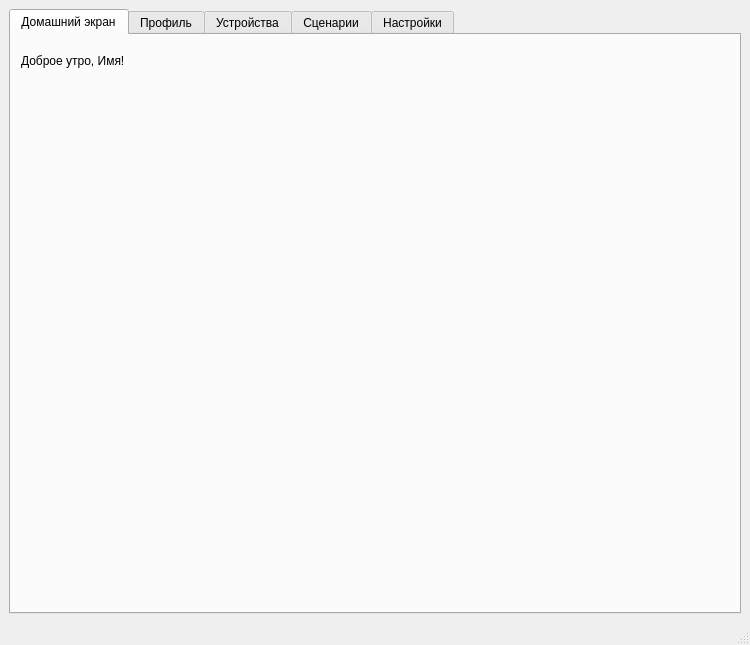
Qt form mainwindow.ui (MrFireDeN/SmartHome) before a commit.
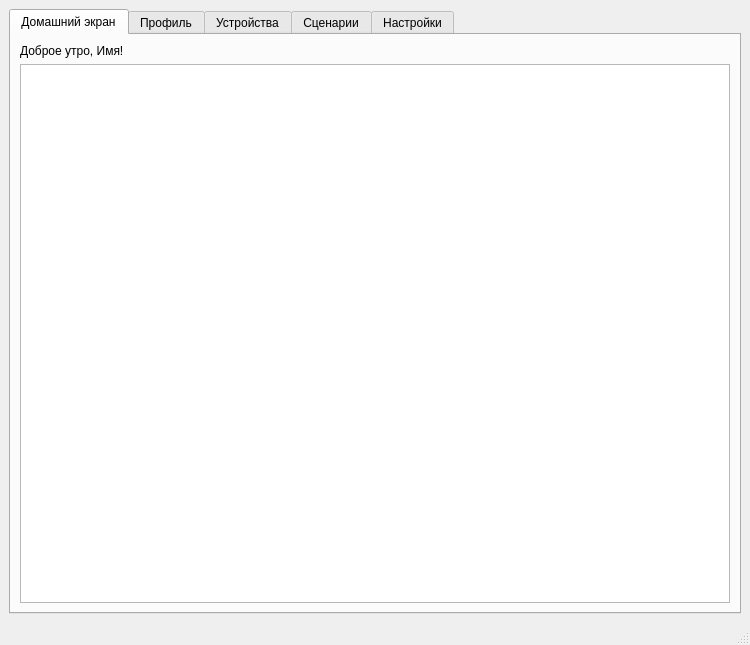
The same form after that commit. The open tabs and pages were chosen to show the change.

```diff
--- a/mainwindow.ui
+++ b/mainwindow.ui
@@ -14,8 +14,8 @@
    <string>Умный дом</string>
   </property>
   <widget class="QWidget" name="centralwidget">
-   <layout class="QGridLayout" name="gridLayout_3">
-    <item row="0" column="0">
+   <layout class="QVBoxLayout" name="verticalLayout_7">
+    <item>
      <widget class="QTabWidget" name="tabWidget">
       <property name="currentIndex">
        <number>3</number>
@@ -24,19 +24,18 @@
        <attribute name="title">
         <string>Домашний экран</string>
        </attribute>
+       <layout class="QVBoxLayout" name="verticalLayout_8">
+        <item>
        <widget class="QLabel" name="labelWelcome">
-        <property name="geometry">
-         <rect>
-          <x>10</x>
-          <y>10</y>
-          <width>181</width>
-          <height>31</height>
-         </rect>
-        </property>
         <property name="text">
          <string>Доброе утро, Имя!</string>
         </property>
        </widget>
+        </item>
+        <item>
+         <widget class="QTextBrowser" name="textBrowserWelcome"/>
+        </item>
+       </layout>
       </widget>
       <widget class="QWidget" name="profile">
        <attribute name="title">
```
Left out of the diff: 2 changed lines with no effect on the pictures. Lines whose indentation alone changed are shown as unchanged.
